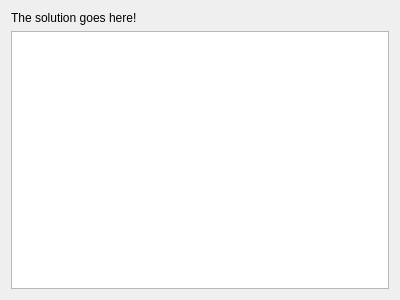
eNorris/thesis, file doctors/outputdialog.ui: the form before one commit.
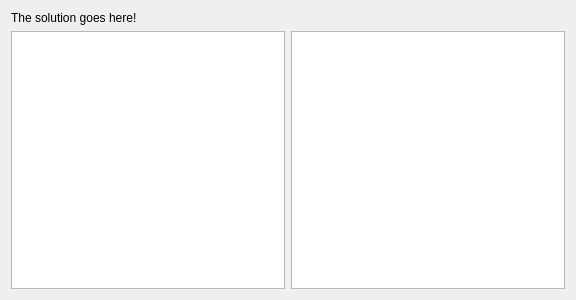
The form after the commit.

```diff
--- a/doctors/outputdialog.ui
+++ b/doctors/outputdialog.ui
@@ -6,7 +6,7 @@
    <rect>
     <x>0</x>
     <y>0</y>
-    <width>400</width>
+    <width>576</width>
     <height>300</height>
    </rect>
   </property>
@@ -24,6 +24,9 @@
    <item row="1" column="0">
     <widget class="QGraphicsView" name="graphicsView"/>
    </item>
+   <item row="1" column="1">
+    <widget class="QListView" name="listView"/>
+   </item>
   </layout>
  </widget>
  <resources/>
```
